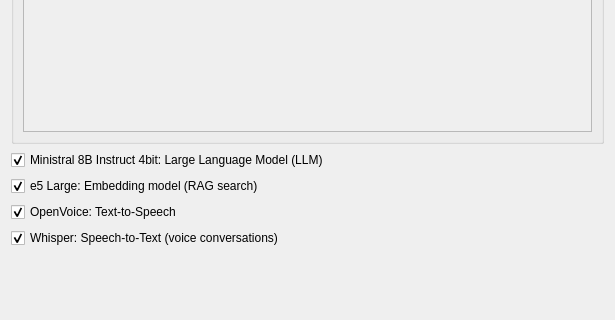
First picture: the form in src/airunner/components/downloader/gui/windows/setup_wizard/installation_settings/templates/choose_models.ui, repository Capsize-Games/airunner, before the edit; both pictures show x 0 to 615 and y 244 to 564 of the 615 by 853 pixel window.
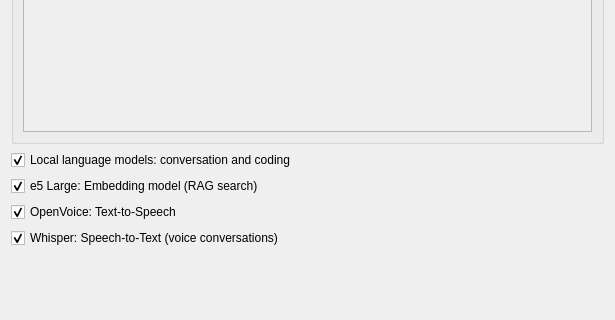
Second picture: the form after the edit.

Commit message: Remove Ministral support and fix daemon-backed workflows

The edit to the form file:
```diff
--- a/src/airunner/components/downloader/gui/windows/setup_wizard/installation_settings/templates/choose_models.ui
+++ b/src/airunner/components/downloader/gui/windows/setup_wizard/installation_settings/templates/choose_models.ui
@@ -122,7 +122,7 @@
    <item row="3" column="0">
     <widget class="QCheckBox" name="ministral_checkbox">
      <property name="text">
-      <string>Ministral 8B Instruct 4bit: Large Language Model (LLM)</string>
+        <string>Local language models: conversation and coding</string>
      </property>
      <property name="checked">
       <bool>true</bool>
```
Left out of the diff: 8 changed lines with no effect on the pictures. Lines whose indentation alone changed are shown as unchanged. The commit also changes 46 other files.
